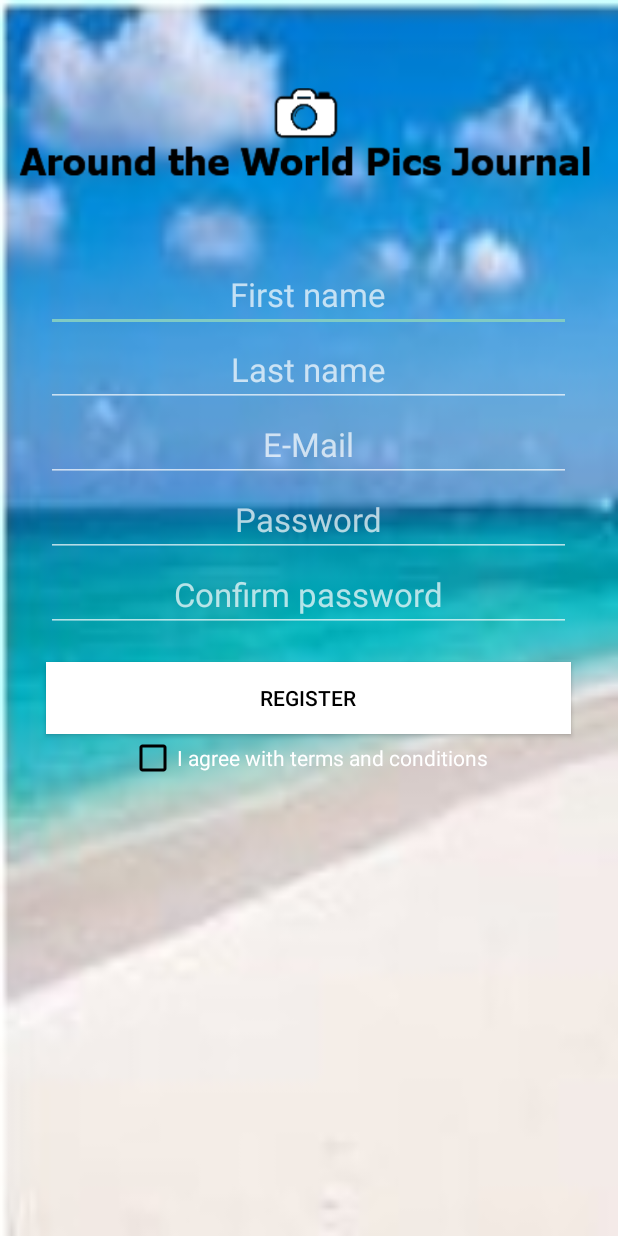
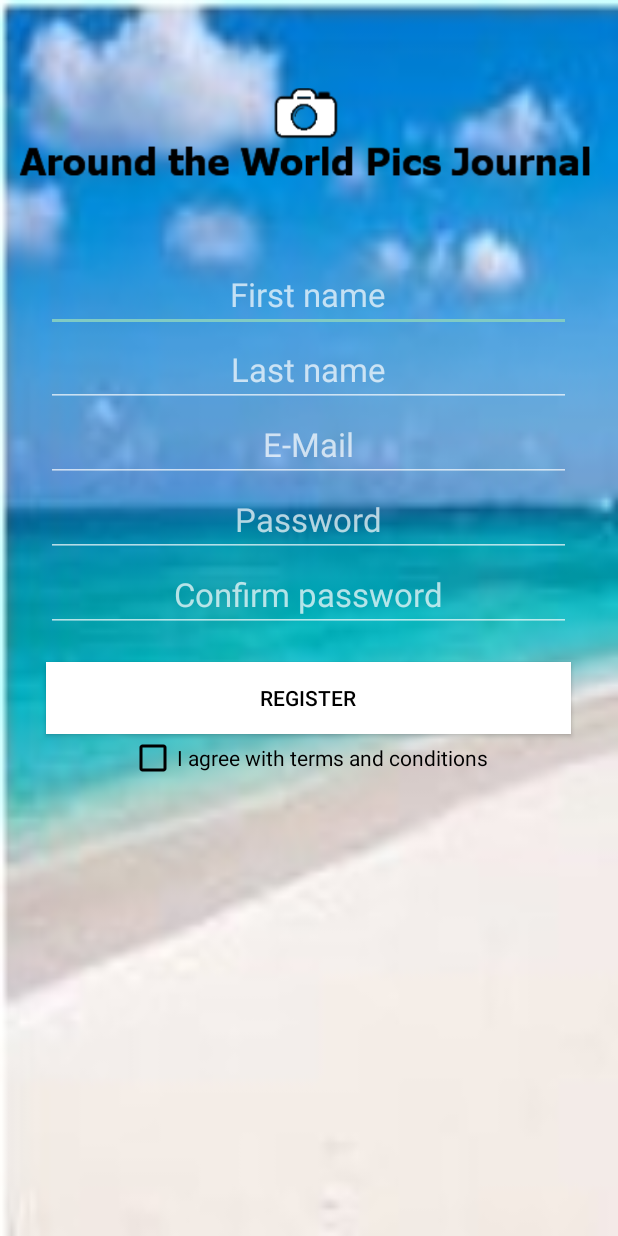
Before and after one commit to wi15b171k/MOC_AndroidApp, an Android app: the RegisterActivity screen opened directly, with no data from a screen before it, on a phone screen of 412 x 824 dp. Run offline under Robolectric (Android 15) with nearby library versions, the phone set to English and light mode, and no system bars; network calls fail.

Commit message:
Fixed Register overflow scroll Minor style changes for readability Added weak validation to registration form

```diff
--- a/app/src/main/AndroidManifest.xml
+++ b/app/src/main/AndroidManifest.xml
@@ -49,7 +49,8 @@
             android:name=".RegisterActivity"
             android:label="Register"
             android:parentActivityName=".MainActivity"
-            android:theme="@style/Theme.AppCompat.NoActionBar" />
+            android:theme="@style/Theme.AppCompat.NoActionBar"
+            android:windowSoftInputMode="adjustResize"/>
         <activity
             android:name=".WelcomeActivity"
             android:label="Welcome" />
--- a/app/src/main/res/layout/activity_main.xml
+++ b/app/src/main/res/layout/activity_main.xml
@@ -73,7 +73,7 @@
                 android:clickable="true"
                 android:focusable="true"
                 android:layout_marginLeft="20dp"
-                android:textSize="22sp"
+                android:textSize="20sp"
                 android:textColor="#555555"/>
 
             <TextView
@@ -83,7 +83,7 @@
                 android:text="Passwort?"
                 android:clickable="true"
                 android:layout_marginLeft="100dp"
-                android:textSize="22sp"
+                android:textSize="20sp"
                 android:textColor="#555555"/>
 
         </LinearLayout>
--- a/app/src/main/res/layout/activity_my_trips.xml
+++ b/app/src/main/res/layout/activity_my_trips.xml
@@ -9,5 +9,5 @@
         android:id="@+id/btn_create_new_trip"
         android:layout_width="match_parent"
         android:layout_height="wrap_content"
-        android:text="Your Trips"/>
+        android:hint="Your Trips"/>
 </android.support.constraint.ConstraintLayout>
--- a/app/src/main/res/layout/activity_register.xml
+++ b/app/src/main/res/layout/activity_register.xml
@@ -12,6 +12,9 @@
         android:src="@drawable/background_launch_screen"
         android:scaleType="fitXY"/>
 
+    <ScrollView
+        android:layout_width="fill_parent"
+        android:layout_height="wrap_content">
     <LinearLayout
         android:layout_width="match_parent"
         android:layout_height="match_parent"
@@ -93,8 +96,10 @@
             android:layout_height="wrap_content"
             android:text="I agree with terms and conditions"
             android:layout_gravity="center"
-            android:buttonTint="#000000"/>
-
+            android:textColor="#000000"
+            android:buttonTint="#000000"
+            android:background="@android:color/transparent"/>
     </LinearLayout>
+    </ScrollView>
 
 </FrameLayout>
--- a/app/src/main/res/layout/activity_start_new_trip.xml
+++ b/app/src/main/res/layout/activity_start_new_trip.xml
@@ -30,7 +30,7 @@
         android:layout_height="wrap_content"
         android:textSize="22sp"
         android:padding="15dp"
-        android:text="Name of your trip">
+        android:hint="Name of your trip">
     </EditText>
     </LinearLayout>
         <ImageView
```
Also changed, not shown: app/src/main/java/com/example/matthias/myapplication/RegisterActivity.java (+47 -1 lines), app/src/main/java/com/example/matthias/myapplication/WelcomeActivity.java (+1 -10 lines).
